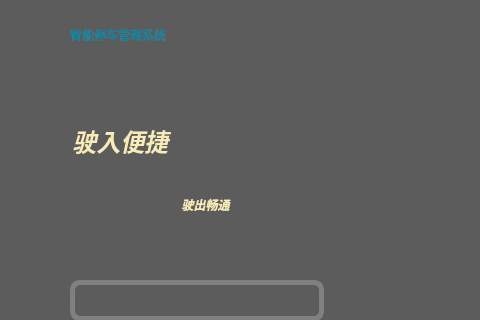
The window that ipms_Qt/loginwidget.ui (yizhitooz/ipms_pro) describes before a commit, drawn with Qt 5; both pictures show x 0 to 480 and y 0 to 320 of the 634 by 537 pixel window.
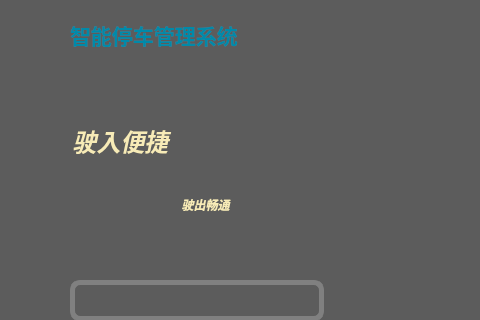
The same window after the commit. Icons and pictures are not drawn.

Diff of the .ui file:
```diff
--- a/ipms_Qt/loginwidget.ui
+++ b/ipms_Qt/loginwidget.ui
@@ -13,6 +13,18 @@
     <height>537</height>
    </rect>
   </property>
+  <property name="minimumSize">
+   <size>
+    <width>634</width>
+    <height>537</height>
+   </size>
+  </property>
+  <property name="maximumSize">
+   <size>
+    <width>634</width>
+    <height>537</height>
+   </size>
+  </property>
   <property name="windowTitle">
    <string>登录</string>
   </property>
@@ -210,7 +222,7 @@
 color: rgb(0, 138, 169);</string>
    </property>
    <property name="text">
-    <string>&lt;html&gt;&lt;head/&gt;&lt;body&gt;&lt;p&gt;&lt;span style=&quot; font-size:9pt;&quot;&gt;智能停车管理系统&lt;/span&gt;&lt;/p&gt;&lt;/body&gt;&lt;/html&gt;</string>
+    <string>&lt;html&gt;&lt;head/&gt;&lt;body&gt;&lt;p&gt;&lt;span style=&quot; font-size:16pt; font-weight:700;&quot;&gt;智能停车管理系统&lt;/span&gt;&lt;/p&gt;&lt;/body&gt;&lt;/html&gt;</string>
    </property>
   </widget>
  </widget>
```
